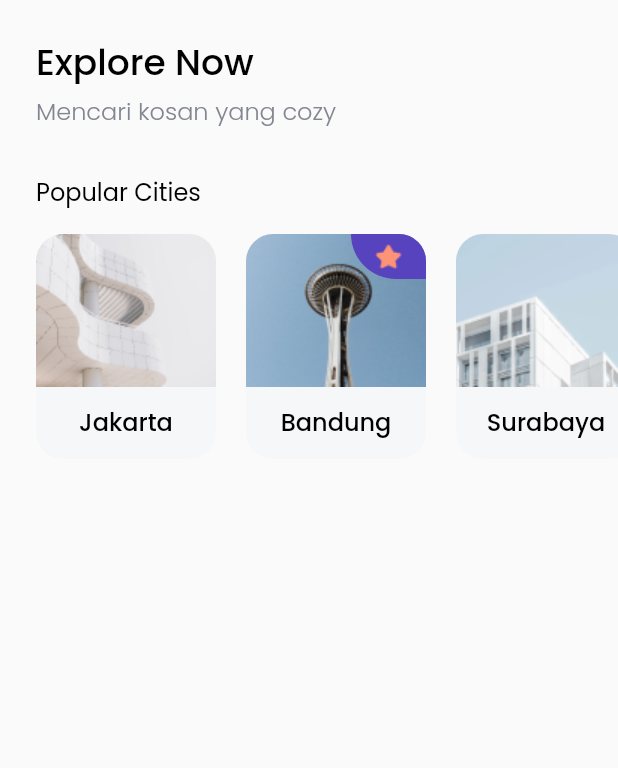
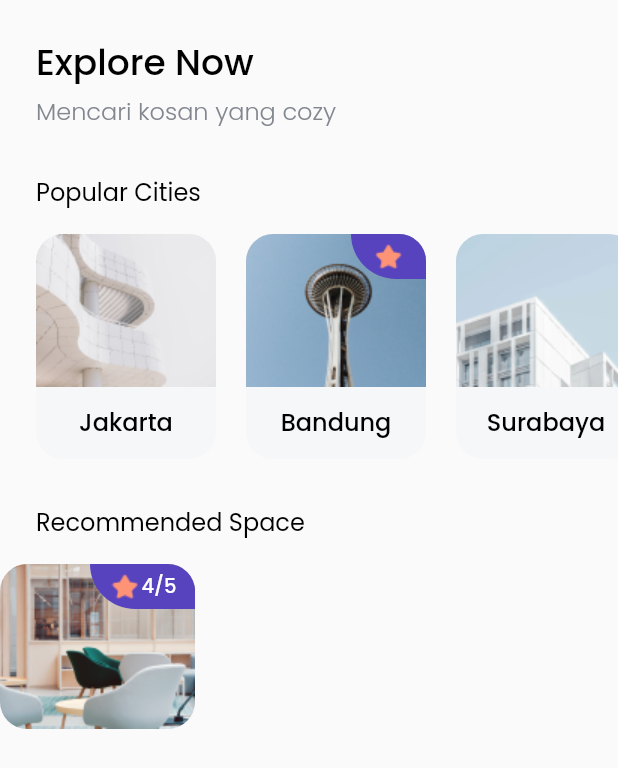
Before and after one commit to alvienadd/rifqi_dart_flutter_dev, a Flutter app: the HomePage screen opened directly, on a phone screen of 412 x 824 dp. Shown: the top 768 px of the screen. Run offline on Flutter 3.47's test engine with Material 2 defaults, Android fonts, the phone set to English and light mode, and no system bars; our stand-ins replace google_fonts.

Commit message:
Recommended Spaces Part 1

```diff
--- a/lib/pages/home_page.dart
+++ b/lib/pages/home_page.dart
@@ -2,6 +2,7 @@ import 'package:flutter/material.dart';
 import 'package:rifqi_dart_flutter_dev/models/city.dart';
 import 'package:rifqi_dart_flutter_dev/theme.dart';
 import 'package:rifqi_dart_flutter_dev/widgets/city_card.dart';
+import 'package:rifqi_dart_flutter_dev/widgets/space_card.dart';
 
 class HomePage extends StatelessWidget {
   @override
@@ -12,6 +13,7 @@ class HomePage extends StatelessWidget {
           padding: EdgeInsets.symmetric(vertical: edge),
           child: ListView(
             children: [
+              //Note: Title/Header
               Padding(
                   padding: EdgeInsets.only(left: 24),
                   child: Text(
@@ -28,6 +30,7 @@ class HomePage extends StatelessWidget {
                     style: greyTextStyle.copyWith(fontSize: 16),
                   )),
               SizedBox(height: 30),
+              //Note: Popular Cities
               Padding(
                   padding: EdgeInsets.only(left: 24),
                   child: Text(
@@ -55,7 +58,23 @@ class HomePage extends StatelessWidget {
                     SizedBox(width: 24),
                   ],
                 ),
-              )
+              ),
+              SizedBox(
+                height: 30,
+              ),
+              //Note: Recomended Space
+              Padding(
+                  padding: EdgeInsets.only(left: 24),
+                  child: Text(
+                    'Recommended Space',
+                    style: regularTextStyle.copyWith(fontSize: 16),
+                  )),
+              SizedBox(
+                height: 16,
+              ),
+              Column(
+                children: [SpaceCard()],
+              ),
             ],
           )),
     ));
--- /dev/null
+++ b/lib/widgets/space_card.dart
@@ -0,0 +1,47 @@
+import 'package:flutter/material.dart';
+
+import '../theme.dart';
+
+class SpaceCard extends StatelessWidget {
+  @override
+  Widget build(BuildContext context) {
+    return Row(
+      children: [
+        ClipRRect(
+            borderRadius: BorderRadius.circular(18),
+            child: Container(
+                width: 130,
+                height: 110,
+                child: Stack(
+                  children: [
+                    Image.asset('assets/space1.png'),
+                    Align(
+                        alignment: Alignment.topRight,
+                        child: Container(
+                            width: 70,
+                            height: 30,
+                            decoration: BoxDecoration(
+                                color: purpleColor,
+                                borderRadius: BorderRadius.only(
+                                    bottomLeft: Radius.circular(36))),
+                            child: Row(
+                                mainAxisAlignment: MainAxisAlignment.center,
+                                crossAxisAlignment: CrossAxisAlignment.center,
+                                children: [
+                                  Image.asset(
+                                    'assets/icon_star.png',
+                                    width: 22,
+                                    height: 22,
+                                  ),
+                                  Text(
+                                    "4/5",
+                                    style:
+                                        whiteTextStyle.copyWith(fontSize: 13),
+                                  )
+                                ])))
+                  ],
+                )))
+      ],
+    );
+  }
+}
```
